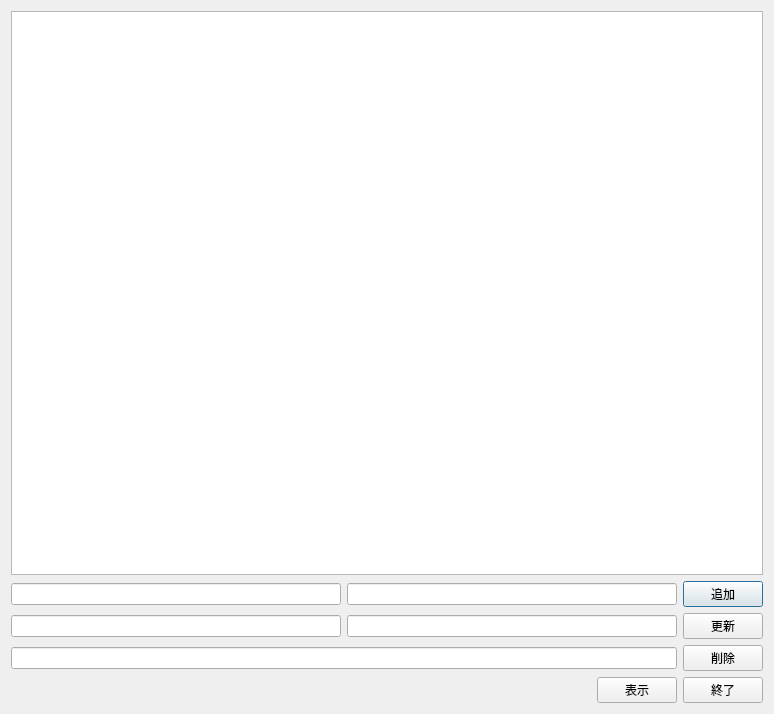
First picture: the form in qt/sqlite/dialog.ui, repository kurohane/learning, before the edit.
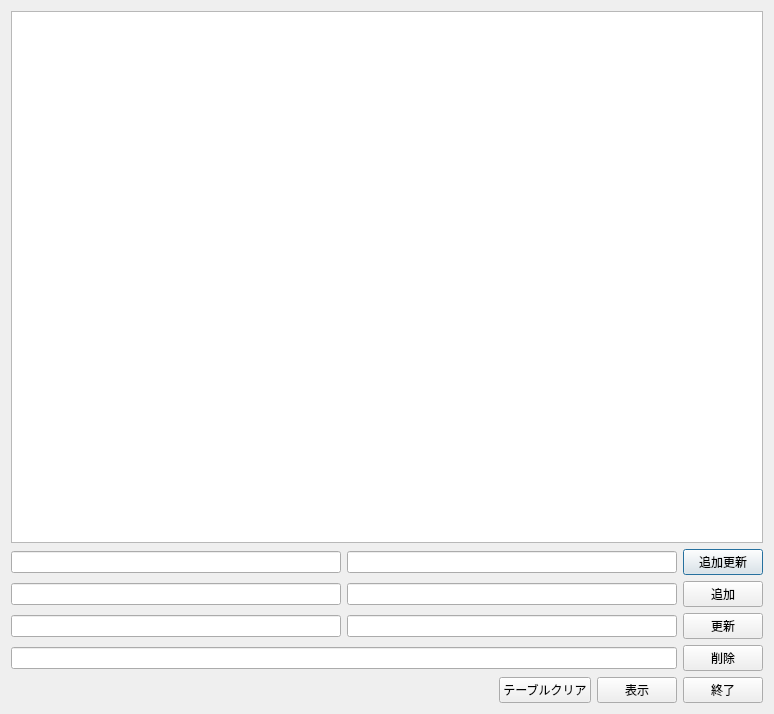
Second picture: the form after the edit.

Commit message: sqliteに追加更新とテーブル削除追加

What changed in the file:
```diff
--- a/qt/sqlite/dialog.ui
+++ b/qt/sqlite/dialog.ui
@@ -21,6 +21,23 @@
      </property>
     </widget>
    </item>
+   <item>
+    <layout class="QHBoxLayout" name="horizontalLayout_5">
+     <item>
+      <widget class="QLineEdit" name="lineEdit_6"/>
+     </item>
+     <item>
+      <widget class="QLineEdit" name="lineEdit_7"/>
+     </item>
+     <item>
+      <widget class="QPushButton" name="pushButton_6">
+       <property name="text">
+        <string>追加更新</string>
+       </property>
+      </widget>
+     </item>
+    </layout>
+   </item>
    <item>
     <layout class="QHBoxLayout" name="horizontalLayout">
      <item>
@@ -84,6 +101,13 @@
        </property>
       </spacer>
      </item>
+     <item>
+      <widget class="QPushButton" name="pushButton_7">
+       <property name="text">
+        <string>テーブルクリア</string>
+       </property>
+      </widget>
+     </item>
      <item>
       <widget class="QPushButton" name="pushButton_3">
        <property name="text">
```
The commit also changes 2 other files.
